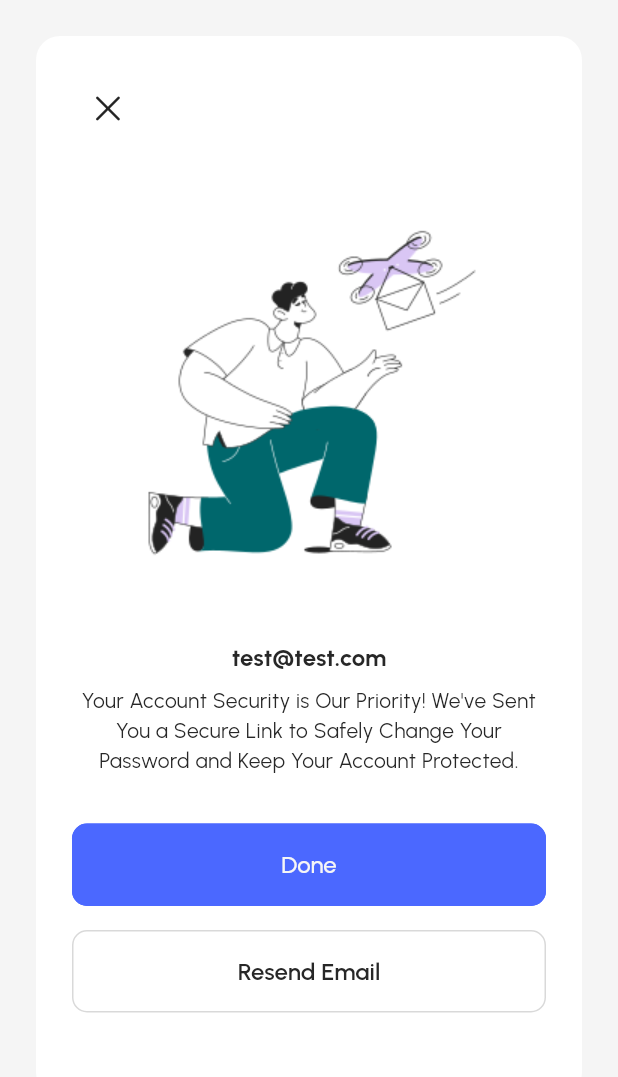
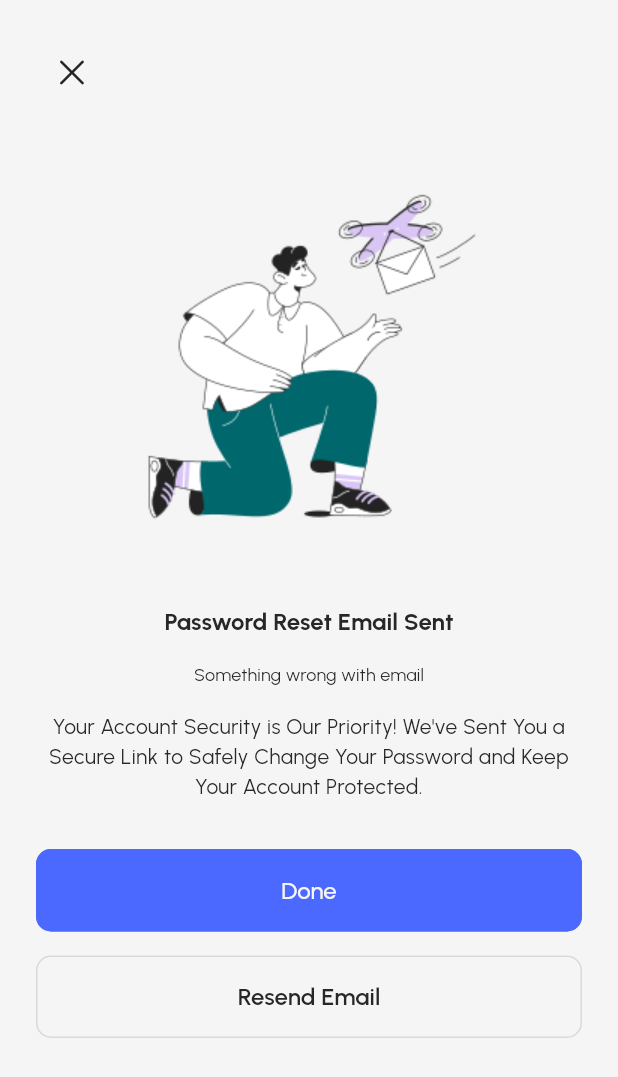
Before and after one commit to drogbut/flutter_ecommerce_admin_panel, a Flutter app: the ResetPasswordScreenMobile screen opened directly, on a phone screen of 412 x 824 dp. Shown: the top 1077 px of the screen. Run offline on Flutter 3.47's test engine with Material 3 defaults, Android fonts, the phone set to English and light mode, and no system bars; our stand-ins replace cached_network_image, cloud_firestore, connectivity_plus, data_table_2, firebase_auth, firebase_core and 8 more; missing offline and left inert: dart:html; accounts and stored records are empty; project files that could hold a hidden picture were left out.

Commit message:
Handle logout Add Forgot password and reset password UI

```diff
--- a/lib/modules/authentication/forget_password/presenter/ui/widgets/header.dart
+++ b/lib/modules/authentication/forget_password/presenter/ui/widgets/header.dart
@@ -16,12 +16,12 @@ class ForgetPasswordHeader extends StatelessWidget {
       children: [
         /// Header
         IconButton(onPressed: () => Get.back(), icon: Icon(Iconsax.arrow_left, color: context.whiteOrBlack)),
-        const SizedBox(height: TSizes.spaceBtwSections),
+        const SizedBox(height: TSizes.spaceBtwItems),
 
         /// Title & Sub-title
         Text(TTexts.forgetPasswordTitle, style: context.textTheme.headlineSmall),
-        const SizedBox(height: TSizes.sm),
-        Text(TTexts.forgetPasswordSubTitle),
+        const SizedBox(height: TSizes.spaceBtwItems),
+        Text(TTexts.forgetPasswordSubTitle, style: context.textTheme.labelMedium),
       ],
     );
   }
--- a/lib/modules/authentication/forget_password/presenter/ui/widgets/login_form.dart
+++ b/lib/modules/authentication/forget_password/presenter/ui/widgets/login_form.dart
@@ -33,7 +33,10 @@ class ForgetPasswordForm extends StatelessWidget {
           /// Submitted button
           TPrimaryButton(
             title: TTexts.submit,
-            onPressed: () => Get.toNamed(TRoutes.resetPassword),
+            onPressed: () => Get.toNamed(
+              TRoutes.resetPassword,
+              arguments: controller.email.text,
+            ),
           ),
           const SizedBox(height: TSizes.spaceBtwItems),
         ],
--- a/lib/modules/authentication/personalization/presenter/ui/widgets/login_form.dart
+++ b/lib/modules/authentication/personalization/presenter/ui/widgets/login_form.dart
@@ -4,7 +4,6 @@ import 'package:iconsax/iconsax.dart';
 
 import '../../../../../../common/widgets/buttons/primary.dart';
 import '../../../../../../common/widgets/text_fields/primary.dart';
-import '../../../../../../routes/routes.dart';
 import '../../../../../../utils/constants/sizes.dart';
 import '../../../../../../utils/constants/text_strings.dart';
 import '../../../../../../utils/validators/validation.dart';
@@ -33,7 +32,7 @@ class ForgetPasswordForm extends StatelessWidget {
           /// Submitted button
           TPrimaryButton(
             title: TTexts.submit,
-            onPressed: () => Get.toNamed(TRoutes.resetPassword),
+            onPressed: () => controller.sendPasswordResetEmail(),
           ),
           const SizedBox(height: TSizes.spaceBtwItems),
         ],
--- a/lib/modules/authentication/reset_password/presenter/ui/responsive_screens/mobile.dart
+++ b/lib/modules/authentication/reset_password/presenter/ui/responsive_screens/mobile.dart
@@ -1,15 +1,7 @@
-import 'package:flutter/cupertino.dart';
 import 'package:flutter/material.dart';
-import 'package:get/get.dart';
 
-import '../../../../../../common/widgets/buttons/primary.dart';
-import '../../../../../../common/widgets/buttons/secondary.dart';
-import '../../../../../../routes/routes.dart';
-import '../../../../../../utils/constants/colors.dart';
-import '../../../../../../utils/constants/image_strings.dart';
 import '../../../../../../utils/constants/sizes.dart';
-import '../../../../../../utils/constants/text_strings.dart';
-import '../../../../../../utils/extensions/context.dart';
+import '../widgets/reset_widget.dart';
 
 class ResetPasswordScreenMobile extends StatelessWidget {
   const ResetPasswordScreenMobile({super.key});
@@ -26,46 +18,3 @@ class ResetPasswordScreenMobile extends StatelessWidget {
     );
   }
 }
-
-class ResetWidget extends StatelessWidget {
-  const ResetWidget({
-    super.key,
-  });
-
-  @override
-  Widget build(BuildContext context) {
-    return Container(
-      padding: EdgeInsets.all(TSizes.defaultSpace),
-      decoration: BoxDecoration(borderRadius: BorderRadius.circular(TSizes.cardRadiusLg), color: TColors.white),
-      child: Column(
-        children: [
-          /// Header
-          Row(
-            children: [
-              IconButton(
-                  onPressed: () => Get.offAllNamed(TRoutes.login),
-                  icon: Icon(CupertinoIcons.clear, color: context.whiteOrBlack)),
-            ],
-          ),
-          const SizedBox(height: TSizes.spaceBtwItems),
-
-          /// Image
-          Image(image: AssetImage(TImages.deliveredEmailIllustration), width: 300, height: 300),
-          const SizedBox(height: TSizes.spaceBtwItems),
-
-          /// Title & Sub-title
-          Text('test@test.com', style: context.textTheme.headlineSmall),
-          const SizedBox(height: TSizes.sm),
-          Text(TTexts.changeYourPasswordSubTitle, textAlign: TextAlign.center),
-          const SizedBox(height: TSizes.spaceBtwSections),
-
-          /// Buttons
-          TPrimaryButton(title: TTexts.done, onPressed: () => Get.offAllNamed(TRoutes.login)),
-          const SizedBox(height: TSizes.spaceBtwItems),
-          TSecondaryButton(title: TTexts.resendEmail, onPressed: () {}),
-          const SizedBox(height: TSizes.spaceBtwSections),
-        ],
-      ),
-    );
-  }
-}
--- /dev/null
+++ b/lib/modules/authentication/reset_password/presenter/ui/widgets/reset_widget.dart
@@ -0,0 +1,57 @@
+import 'package:flutter/cupertino.dart';
+import 'package:flutter/material.dart';
+import 'package:flutter_ecommerce_admin_panel/utils/extensions/context.dart';
+import 'package:get/get.dart';
+
+import '../../../../../../common/widgets/buttons/primary.dart';
+import '../../../../../../common/widgets/buttons/secondary.dart';
+import '../../../../../../routes/routes.dart';
+import '../../../../../../utils/constants/image_strings.dart';
+import '../../../../../../utils/constants/sizes.dart';
+import '../../../../../../utils/constants/text_strings.dart';
+
+class ResetWidget extends StatelessWidget {
+  const ResetWidget({
+    super.key,
+  });
+
+  @override
+  Widget build(BuildContext context) {
+    final email = Get.arguments ?? 'Something wrong with email';
+
+    return Column(
+      children: [
+        /// Header
+        Row(
+          children: [
+            IconButton(
+                onPressed: () => Get.offAllNamed(TRoutes.login),
+                icon: Icon(CupertinoIcons.clear, color: context.whiteOrBlack)),
+          ],
+        ),
+        const SizedBox(height: TSizes.spaceBtwItems),
+
+        /// Image
+        Image(image: AssetImage(TImages.deliveredEmailIllustration), width: 300, height: 300),
+        const SizedBox(height: TSizes.spaceBtwItems),
+
+        /// Title & Sub-title
+        Text(TTexts.changeYourPasswordTitle, style: context.textTheme.headlineSmall),
+        const SizedBox(height: TSizes.spaceBtwItems),
+        Text(email, style: context.textTheme.labelLarge),
+        const SizedBox(height: TSizes.spaceBtwItems),
+        Text(TTexts.changeYourPasswordSubTitle, textAlign: TextAlign.center),
+        const SizedBox(height: TSizes.spaceBtwSections),
+
+        /// Buttons
+        TPrimaryButton(
+          title: TTexts.done,
+          onPressed: () => Get.offAllNamed(TRoutes.login),
+        ),
+        const SizedBox(height: TSizes.spaceBtwItems),
+        TSecondaryButton(title: TTexts.resendEmail, onPressed: () {}),
+        const SizedBox(height: TSizes.spaceBtwSections),
+      ],
+    );
+  }
+}
--- a/lib/routes/routes.dart
+++ b/lib/routes/routes.dart
@@ -31,7 +31,7 @@ class TRoutes {
       MenuItem(route: '/notifications', icon: Icons.notifications, itemName: 'Notifications'),
       MenuItem(route: '/help', icon: Icons.help, itemName: 'Help'),
       MenuItem(route: '/about', icon: Icons.info, itemName: 'About'),
-      MenuItem(route: login, icon: Icons.logout, itemName: 'Logout'),
+      MenuItem(route: login, icon: Icons.logout, itemName: 'Logout')
     ];
   }
 }
```
Also changed, not shown: lib/common/widgets/layout/sidebars/controllers /sidebar_controller.dart (+6 -3 lines), lib/common/widgets/layout/sidebars/widgets/menu_item.dart (+9 -2 lines), lib/modules/authentication/forget_password/presenter/controllers/forget_password_controller.dart (+18 -11 lines), lib/modules/authentication/reset_password/presenter/ui/responsive_screens/desktop_tablet.dart (+10 -47 lines).
